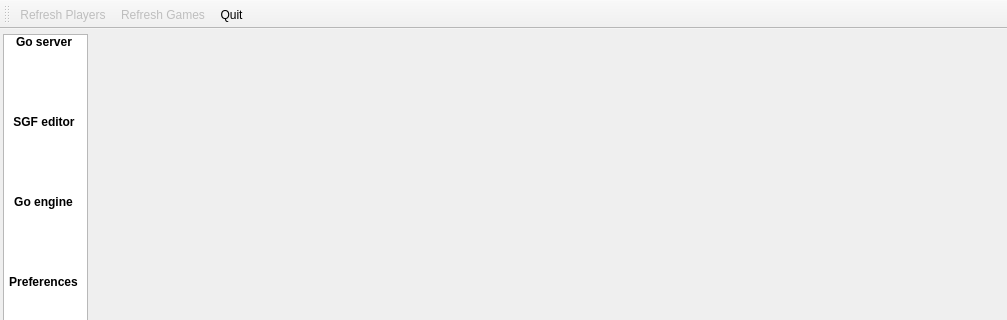
Old version of the form src/mainwindow.ui in the repository pzorin/qgo; both pictures show x 0 to 1007 and y 0 to 320 of the 1007 by 752 pixel window.
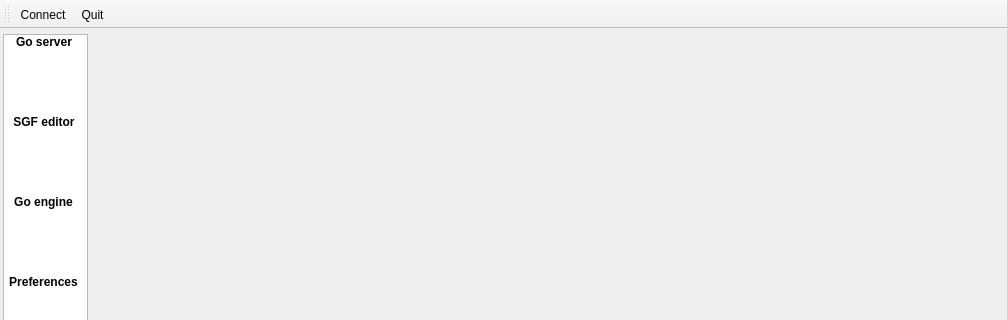
New version of the form. Icons and pictures are not drawn. Custom widgets are drawn as their Qt base class.

Diff of the .ui file:
```diff
--- a/src/mainwindow.ui
+++ b/src/mainwindow.ui
@@ -1957,8 +1957,7 @@
    <attribute name="toolBarBreak">
     <bool>false</bool>
    </attribute>
-   <addaction name="actionRefreshPlayers"/>
-   <addaction name="actionRefreshGames"/>
+   <addaction name="actionConnect"/>
    <addaction name="actionQuit"/>
   </widget>
   <action name="actionSgf_editor">
@@ -2003,40 +2002,19 @@
     <string>Ctrl+Q</string>
    </property>
   </action>
-  <action name="actionRefreshGames">
-   <property name="enabled">
-    <bool>false</bool>
-   </property>
+  <action name="actionConnect">
    <property name="icon">
     <iconset theme="view-refresh" resource="application.qrc">
      <normaloff>:/ressources/pics/refresh_games.png</normaloff>:/ressources/pics/refresh_games.png</iconset>
    </property>
    <property name="text">
-    <string>Refresh Games</string>
+    <string>Connect...</string>
    </property>
    <property name="toolTip">
     <string>Refresh game list</string>
    </property>
    <property name="shortcut">
-    <string>Ctrl+Shift+R</string>
-   </property>
-  </action>
-  <action name="actionRefreshPlayers">
-   <property name="enabled">
-    <bool>false</bool>
-   </property>
-   <property name="icon">
-    <iconset theme="view-refresh" resource="application.qrc">
-     <normaloff>:/ressources/pics/refresh_players.png</normaloff>:/ressources/pics/refresh_players.png</iconset>
-   </property>
-   <property name="text">
-    <string>Refresh Players</string>
-   </property>
-   <property name="toolTip">
-    <string>Refresh players list</string>
-   </property>
-   <property name="shortcut">
-    <string>Ctrl+R</string>
+    <string>Ctrl+C</string>
    </property>
   </action>
  </widget>
```
Left out of the diff: 7 changed lines with no effect on the pictures.
